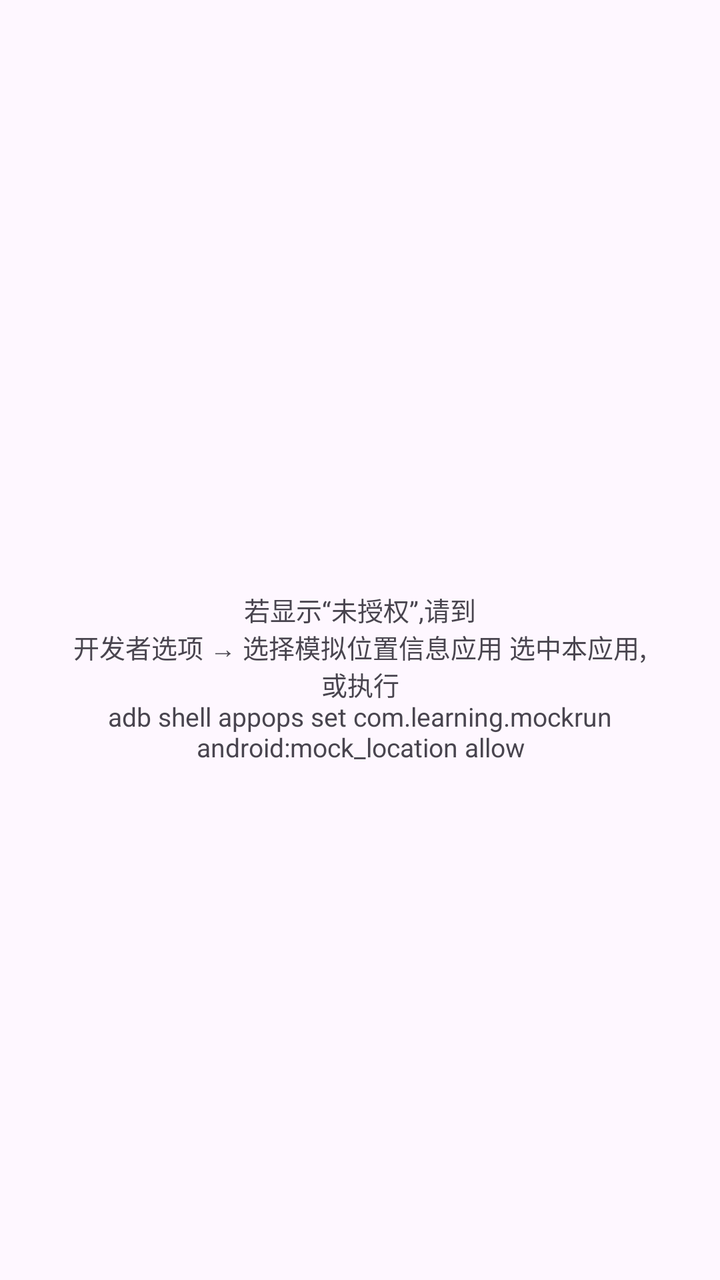
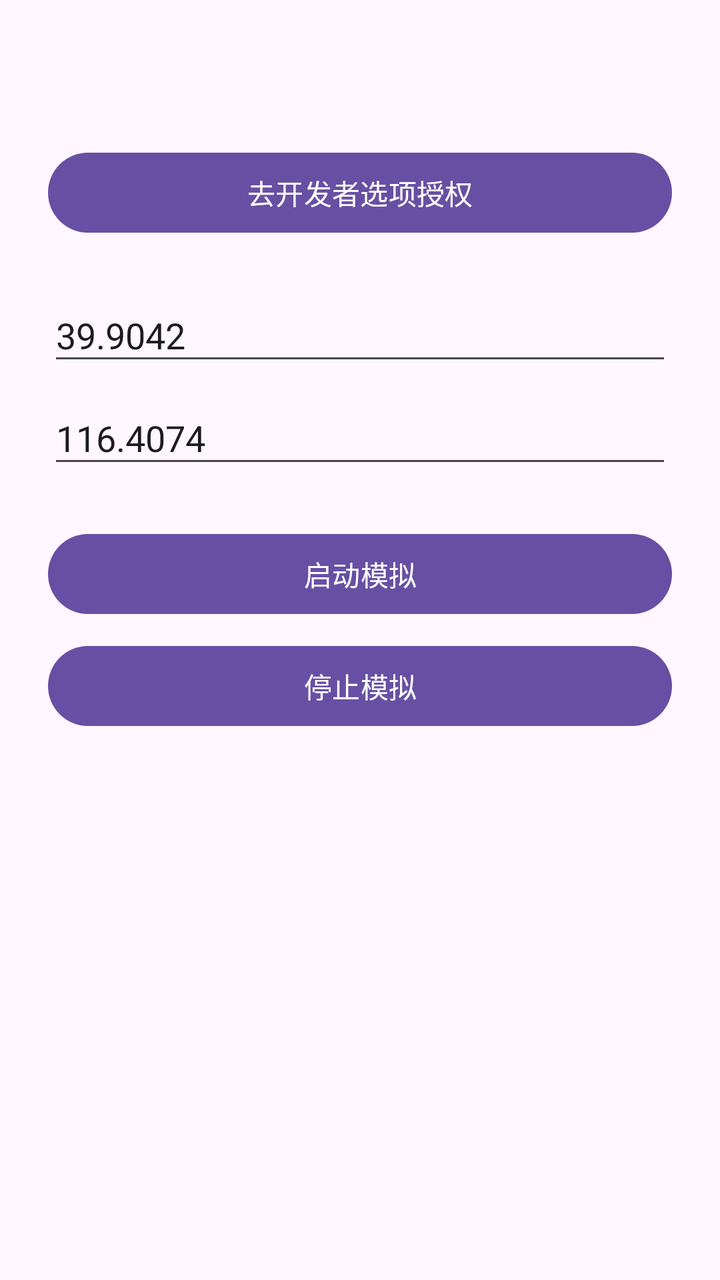

Before-and-after screenshots of an Android layout around one commit, followed by the original layout XML and the change that was made.
<!-- AndroidManifest.xml: application theme Theme.MockRun -->
<!-- res/layout/activity_main.xml -->
<?xml version="1.0" encoding="utf-8"?>
<LinearLayout xmlns:android="http://schemas.android.com/apk/res/android"
    android:layout_width="match_parent"
    android:layout_height="match_parent"
    android:orientation="vertical"
    android:gravity="center"
    android:padding="24dp">

    <TextView
        android:id="@+id/status_text"
        android:layout_width="wrap_content"
        android:layout_height="wrap_content"
        android:gravity="center"
        android:textSize="16sp" />

    <TextView
        android:layout_width="wrap_content"
        android:layout_height="wrap_content"
        android:layout_marginTop="16dp"
        android:gravity="center"
        android:text="@string/phase0_hint"
        android:textSize="13sp" />

</LinearLayout>
<!-- resources referenced by this layout -->
<resources>
  <string name="phase0_hint">若显示“未授权”,请到\n开发者选项 → 选择模拟位置信息应用 选中本应用,\n或执行\nadb shell appops set com.learning.mockrun android:mock_location allow</string>
  <style name="Theme.MockRun" parent="Theme.Material3.DayNight.NoActionBar" />
</resources>

<!-- the commit's change to res/layout/activity_main.xml (unified diff, before → after) -->
@@ -3,22 +3,54 @@
     android:layout_width="match_parent"
     android:layout_height="match_parent"
     android:orientation="vertical"
-    android:gravity="center"
+    android:gravity="center_horizontal"
     android:padding="24dp">
 
     <TextView
         android:id="@+id/status_text"
         android:layout_width="wrap_content"
         android:layout_height="wrap_content"
-        android:gravity="center"
-        android:textSize="16sp" />
-
-    <TextView
-        android:layout_width="wrap_content"
-        android:layout_height="wrap_content"
         android:layout_marginTop="16dp"
         android:gravity="center"
-        android:text="@string/phase0_hint"
-        android:textSize="13sp" />
+        android:textSize="15sp" />
+
+    <Button
+        android:id="@+id/btn_open_dev"
+        android:layout_width="match_parent"
+        android:layout_height="wrap_content"
+        android:layout_marginTop="12dp"
+        android:text="@string/btn_open_dev" />
+
+    <EditText
+        android:id="@+id/input_lat"
+        android:layout_width="match_parent"
+        android:layout_height="wrap_content"
+        android:layout_marginTop="24dp"
+        android:hint="@string/hint_lat"
+        android:inputType="numberSigned"
+        android:text="39.9042" />
+
+    <EditText
+        android:id="@+id/input_lon"
+        android:layout_width="match_parent"
+        android:layout_height="wrap_content"
+        android:layout_marginTop="8dp"
+        android:hint="@string/hint_lon"
+        android:inputType="numberSigned"
+        android:text="116.4074" />
+
+    <Button
+        android:id="@+id/btn_start"
+        android:layout_width="match_parent"
+        android:layout_height="wrap_content"
+        android:layout_marginTop="24dp"
+        android:text="@string/btn_start" />
+
+    <Button
+        android:id="@+id/btn_stop"
+        android:layout_width="match_parent"
+        android:layout_height="wrap_content"
+        android:layout_marginTop="8dp"
+        android:text="@string/btn_stop" />
 
 </LinearLayout>
<!-- resource entries referenced after the edit -->
@@ -1,6 +1,10 @@
 <!-- resources referenced by this layout -->
 <resources>
-  <string name="phase0_hint">若显示“未授权”,请到\n开发者选项 → 选择模拟位置信息应用 选中本应用,\n或执行\nadb shell appops set com.learning.mockrun android:mock_location allow</string>
+  <string name="btn_open_dev">去开发者选项授权</string>
+  <string name="btn_start">启动模拟</string>
+  <string name="btn_stop">停止模拟</string>
+  <string name="hint_lat">纬度 (-90 ~ 90)</string>
+  <string name="hint_lon">经度 (-180 ~ 180)</string>
   <style name="Theme.MockRun" parent="Theme.Material3.DayNight.NoActionBar" />
 </resources>
 
